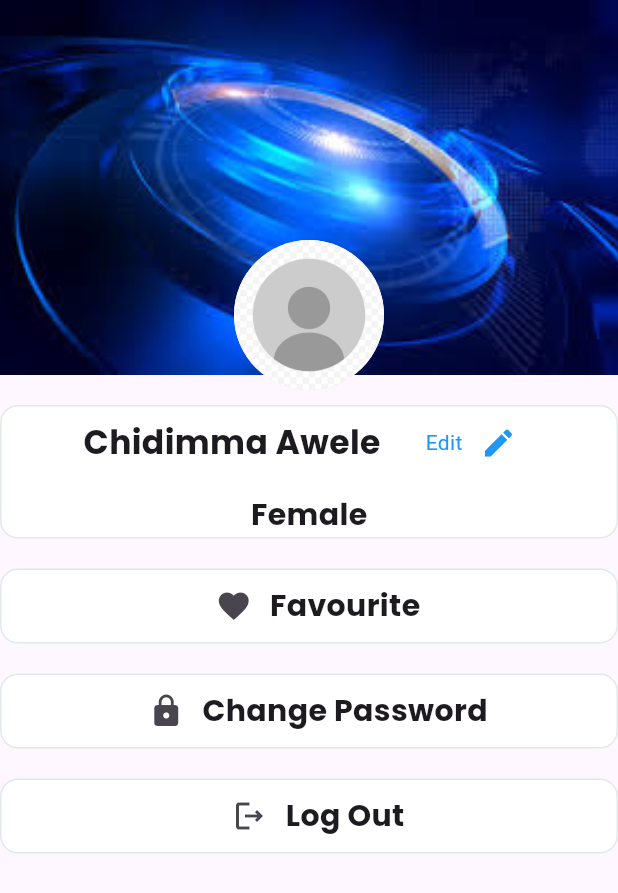
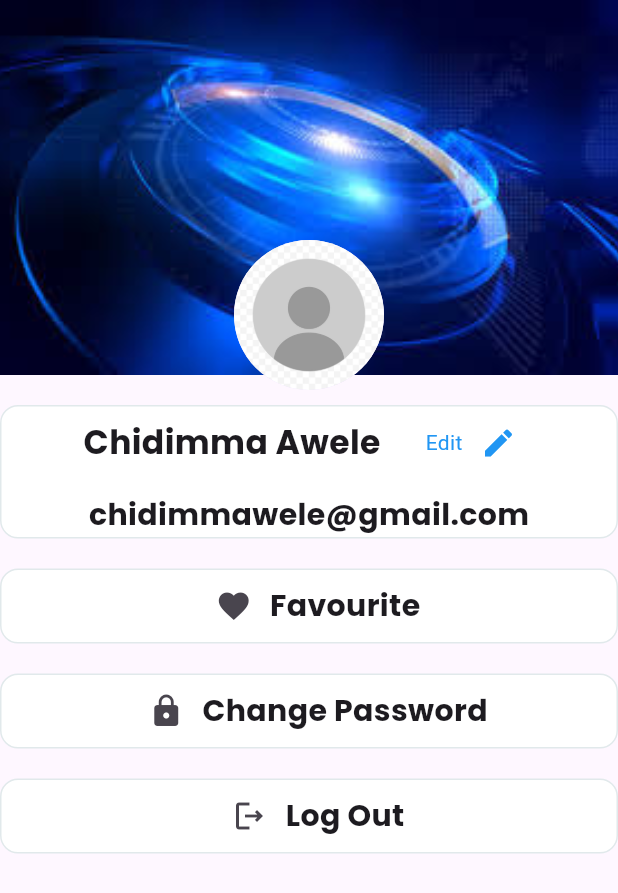
Before and after one commit to Awele123/capstone_group_project_news_app, a Flutter app: the Profile screen opened by its route, on a phone screen of 412 x 824 dp. Shown: the top 893 px of the screen. Run offline on Flutter 3.47's test engine with Material 3 defaults, Android fonts, the light colour scheme and no system bars; our stand-ins replace bloc, carousel_slider, equatable, flutter_bloc, google_fonts, shared_preferences and 1 more; accounts and stored records are empty; network calls fail.

```diff
--- a/lib/pages/home/profile/profile.dart
+++ b/lib/pages/home/profile/profile.dart
@@ -65,7 +65,7 @@ class _ProfileState extends State<Profile> {
                     ),
                     SizedBox(height: 10.0,),
                      AppText(
-                    text: 'Female',
+                    text: 'chidimmawele@gmail.com',
                      textSize: 20,
                   fontWeight: FontWeight.bold,
                   ),
```
